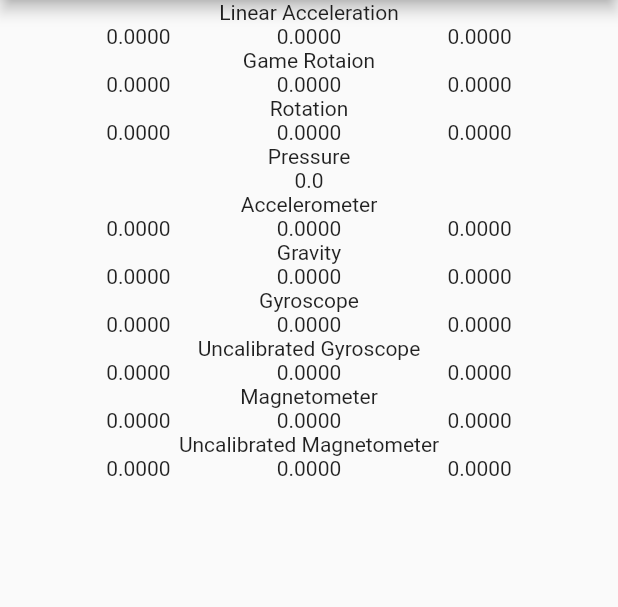
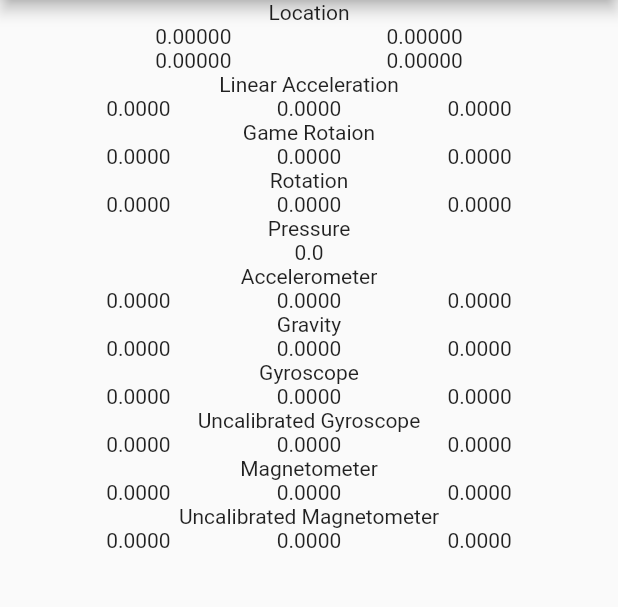
Before and after one commit to khanjanbaradxtract/hardware_sensor, a Flutter app: the screen it shows after launch, on a phone screen of 412 x 824 dp, the part 84-691 px from its top. Run offline on Flutter 3.47's test engine with Material 2 defaults, Android fonts, the phone set to English and light mode, and no system bars; our stand-ins replace permission_handler.

Commit message:
location now working in flutter plugin

```diff
--- a/example/lib/main.dart
+++ b/example/lib/main.dart
@@ -1,28 +1,31 @@
 import 'package:flutter/material.dart';
 import 'package:vector_math/vector_math_64.dart' hide Colors;
 import 'package:sensor_flutter/sensor_flutter.dart';
+import 'package:permission_handler/permission_handler.dart';
 
 void main() {
-  runApp(MyApp());
+  runApp(const MyApp());
 }
 
 class MyApp extends StatefulWidget {
+  const MyApp({super.key});
+
   @override
   _MyAppState createState() => _MyAppState();
 }
 
 class _MyAppState extends State<MyApp> {
-  Vector3 _accelerometer = Vector3.zero();
-  Vector3 _gyroscope = Vector3.zero();
-  Vector3 _uncalibratedGyroscope = Vector3.zero();
-  Vector3 _gravity = Vector3.zero();
-  Vector3 _magnetometer = Vector3.zero();
-  Vector3 _uncalibratedMagnetometer = Vector3.zero();
+  final Vector3 _accelerometer = Vector3.zero();
+  final Vector3 _gyroscope = Vector3.zero();
+  final Vector3 _uncalibratedGyroscope = Vector3.zero();
+  final Vector3 _gravity = Vector3.zero();
+  final Vector3 _magnetometer = Vector3.zero();
+  final Vector3 _uncalibratedMagnetometer = Vector3.zero();
   double _pressure = 0.0;
-  Vector3 _gameRotation = Vector3.zero();
-  Vector3 _rotation = Vector3.zero();
-  Vector3 _linearAcceleration = Vector3.zero();
-
+  final Vector3 _gameRotation = Vector3.zero();
+  final Vector3 _rotation = Vector3.zero();
+  final Vector3 _linearAcceleration = Vector3.zero();
+  LocationEvent _location = LocationEvent(0.0, 0.0, 0.0, 0.0);
 
   int? _groupValue = 0;
 
@@ -34,7 +37,8 @@ class _MyAppState extends State<MyApp> {
         _gyroscope.setValues(event.x, event.y, event.z);
       });
     });
-    hardwareSensors.uncalibratedGyroscope.listen((UncalibratedGyroscopeEvent event) {
+    hardwareSensors.uncalibratedGyroscope
+        .listen((UncalibratedGyroscopeEvent event) {
       setState(() {
         _uncalibratedGyroscope.setValues(event.x, event.y, event.z);
       });
@@ -54,7 +58,8 @@ class _MyAppState extends State<MyApp> {
         _magnetometer.setValues(event.x, event.y, event.z);
       });
     });
-    hardwareSensors.uncalibratedMagnetometer.listen((UncalibratedMagnetometerEvent event) {
+    hardwareSensors.uncalibratedMagnetometer
+        .listen((UncalibratedMagnetometerEvent event) {
       setState(() {
         _uncalibratedMagnetometer.setValues(event.x, event.y, event.z);
       });
@@ -84,9 +89,34 @@ class _MyAppState extends State<MyApp> {
       });
     });
 
+    asynInitState(); //set up location stream after async permission check
   }
 
+  void asynInitState() async {
+    bool locationServiceEnabled =
+        await Permission.location.serviceStatus.isEnabled;
+    if (!locationServiceEnabled) {
+      print("App init: no location service found on this device");
+      return;
+    }
 
+    var locationPermissionStatus = await Permission.location.status;
+    var granted = locationPermissionStatus.isGranted;
+    if (!granted) {
+      granted = await Permission.location.request().isGranted;
+      if (!granted) {
+        print("User has chosen not to permit use of location service");
+        return;
+      }
+    }
+
+    hardwareSensors.location.listen((LocationEvent event) {
+      // hardwareSensors.location.listen((LocationEvent event) {
+      setState(() {
+        _location = event;
+      });
+    });
+  }
 
   void setUpdateInterval(int? groupValue, int interval) {
     hardwareSensors.accelerometerUpdateInterval = interval;
@@ -99,8 +129,6 @@ class _MyAppState extends State<MyApp> {
     hardwareSensors.gameRotationUpdateInterval = interval;
     hardwareSensors.rotationUpdateInterval = interval;
     hardwareSensors.linearAccelerationUpdateInterval = interval;
-
-
 
     setState(() {
       _groupValue = groupValue;
@@ -118,92 +146,105 @@ class _MyAppState extends State<MyApp> {
           child: Column(
             mainAxisAlignment: MainAxisAlignment.center,
             children: <Widget>[
-              Text('Linear Acceleration'),
+              const Text('Location'),
               Row(
                 mainAxisAlignment: MainAxisAlignment.spaceEvenly,
                 children: <Widget>[
-                  Text('${_linearAcceleration.x.toStringAsFixed(4)}'),
-                  Text('${_linearAcceleration.y.toStringAsFixed(4)}'),
-                  Text('${_linearAcceleration.z.toStringAsFixed(4)}'),
+                  Text(_location.lat.toStringAsFixed(5)),
+                  Text(_location.long.toStringAsFixed(5)),
                 ],
               ),
-              Text('Game Rotaion'),
               Row(
                 mainAxisAlignment: MainAxisAlignment.spaceEvenly,
                 children: <Widget>[
-                  Text('${_gameRotation.x.toStringAsFixed(4)}'),
-                  Text('${_gameRotation.y.toStringAsFixed(4)}'),
-                  Text('${_gameRotation.z.toStringAsFixed(4)}'),
+                  Text(_location.elev.toStringAsFixed(5)),
+                  Text(_location.acc.toStringAsFixed(5)),
                 ],
               ),
-              Text('Rotation'),
+              const Text('Linear Acceleration'),
               Row(
                 mainAxisAlignment: MainAxisAlignment.spaceEvenly,
                 children: <Widget>[
-                  Text('${_rotation.x.toStringAsFixed(4)}'),
-                  Text('${_rotation.y.toStringAsFixed(4)}'),
-                  Text('${_rotation.z.toStringAsFixed(4)}'),
+                  Text(_linearAcceleration.x.toStringAsFixed(4)),
+                  Text(_linearAcceleration.y.toStringAsFixed(4)),
+                  Text(_linearAcceleration.z.toStringAsFixed(4)),
                 ],
               ),
-              Text('Pressure'),
+              const Text('Game Rotaion'),
               Row(
                 mainAxisAlignment: MainAxisAlignment.spaceEvenly,
                 children: <Widget>[
-                  Text('${_pressure}')
+                  Text(_gameRotation.x.toStringAsFixed(4)),
+                  Text(_gameRotation.y.toStringAsFixed(4)),
+                  Text(_gameRotation.z.toStringAsFixed(4)),
                 ],
               ),
-              Text('Accelerometer'),
+              const Text('Rotation'),
               Row(
                 mainAxisAlignment: MainAxisAlignment.spaceEvenly,
                 children: <Widget>[
-                  Text('${_accelerometer.x.toStringAsFixed(4)}'),
-                  Text('${_accelerometer.y.toStringAsFixed(4)}'),
-                  Text('${_accelerometer.z.toStringAsFixed(4)}'),
+                  Text(_rotation.x.toStringAsFixed(4)),
+                  Text(_rotation.y.toStringAsFixed(4)),
+                  Text(_rotation.z.toStringAsFixed(4)),
                 ],
               ),
-              Text('Gravity'),
+              const Text('Pressure'),
+              Row(
+                mainAxisAlignment: MainAxisAlignment.spaceEvenly,
+                children: <Widget>[Text('$_pressure')],
+              ),
+              const Text('Accelerometer'),
               Row(
                 mainAxisAlignment: MainAxisAlignment.spaceEvenly,
                 children: <Widget>[
-                  Text('${_gravity.x.toStringAsFixed(4)}'),
-                  Text('${_gravity.y.toStringAsFixed(4)}'),
-                  Text('${_gravity.z.toStringAsFixed(4)}'),
+                  Text(_accelerometer.x.toStringAsFixed(4)),
+                  Text(_accelerometer.y.toStringAsFixed(4)),
+                  Text(_accelerometer.z.toStringAsFixed(4)),
                 ],
               ),
-              Text('Gyroscope'),
+              const Text('Gravity'),
               Row(
                 mainAxisAlignment: MainAxisAlignment.spaceEvenly,
                 children: <Widget>[
-                  Text('${_gyroscope.x.toStringAsFixed(4)}'),
-                  Text('${_gyroscope.y.toStringAsFixed(4)}'),
-                  Text('${_gyroscope.z.toStringAsFixed(4)}'),
+                  Text(_gravity.x.toStringAsFixed(4)),
+                  Text(_gravity.y.toStringAsFixed(4)),
+                  Text(_gravity.z.toStringAsFixed(4)),
                 ],
               ),
-              Text('Uncalibrated Gyroscope'),
+              const Text('Gyroscope'),
               Row(
                 mainAxisAlignment: MainAxisAlignment.spaceEvenly,
                 children: <Widget>[
-                  Text('${_uncalibratedGyroscope.x.toStringAsFixed(4)}'),
-                  Text('${_uncalibratedGyroscope.y.toStringAsFixed(4)}'),
-                  Text('${_uncalibratedGyroscope.z.toStringAsFixed(4)}'),
+                  Text(_gyroscope.x.toStringAsFixed(4)),
+                  Text(_gyroscope.y.toStringAsFixed(4)),
+                  Text(_gyroscope.z.toStringAsFixed(4)),
                 ],
               ),
-              Text('Magnetometer'),
+              const Text('Uncalibrated Gyroscope'),
               Row(
                 mainAxisAlignment: MainAxisAlignment.spaceEvenly,
                 children: <Widget>[
-                  Text('${_magnetometer.x.toStringAsFixed(4)}'),
-                  Text('${_magnetometer.y.toStringAsFixed(4)}'),
-                  Text('${_magnetometer.z.toStringAsFixed(4)}'),
+                  Text(_uncalibratedGyroscope.x.toStringAsFixed(4)),
+                  Text(_uncalibratedGyroscope.y.toStringAsFixed(4)),
+                  Text(_uncalibratedGyroscope.z.toStringAsFixed(4)),
                 ],
               ),
-              Text('Uncalibrated Magnetometer'),
+              const Text('Magnetometer'),
               Row(
                 mainAxisAlignment: MainAxisAlignment.spaceEvenly,
                 children: <Widget>[
-                  Text('${_uncalibratedMagnetometer.x.toStringAsFixed(4)}'),
-                  Text('${_uncalibratedMagnetometer.y.toStringAsFixed(4)}'),
-                  Text('${_uncalibratedMagnetometer.z.toStringAsFixed(4)}'),
+                  Text(_magnetometer.x.toStringAsFixed(4)),
+                  Text(_magnetometer.y.toStringAsFixed(4)),
+                  Text(_magnetometer.z.toStringAsFixed(4)),
+                ],
+              ),
+              const Text('Uncalibrated Magnetometer'),
+              Row(
+                mainAxisAlignment: MainAxisAlignment.spaceEvenly,
+                children: <Widget>[
+                  Text(_uncalibratedMagnetometer.x.toStringAsFixed(4)),
+                  Text(_uncalibratedMagnetometer.y.toStringAsFixed(4)),
+                  Text(_uncalibratedMagnetometer.z.toStringAsFixed(4)),
                 ],
               ),
             ],
--- a/pubspec.yaml
+++ b/pubspec.yaml
@@ -12,6 +12,7 @@ dependencies:
     sdk: flutter
   flutter_web_plugins:
     sdk: flutter
+  permission_handler: ^11.0.1
   plugin_platform_interface: ^2.0.2
   vector_math: ^2.1.0
 
```
Also changed, not shown: lib/sensor_flutter.dart (+146 -82 lines), example/pubspec.lock, 6 other files.
